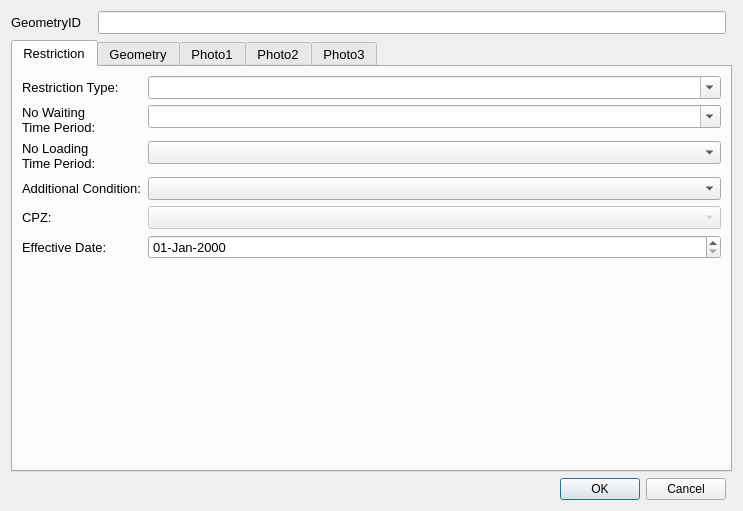
tlh22/TOMs, file ui/restrictionLineDetails_dialog_base2_qt5.ui: the form before one commit.
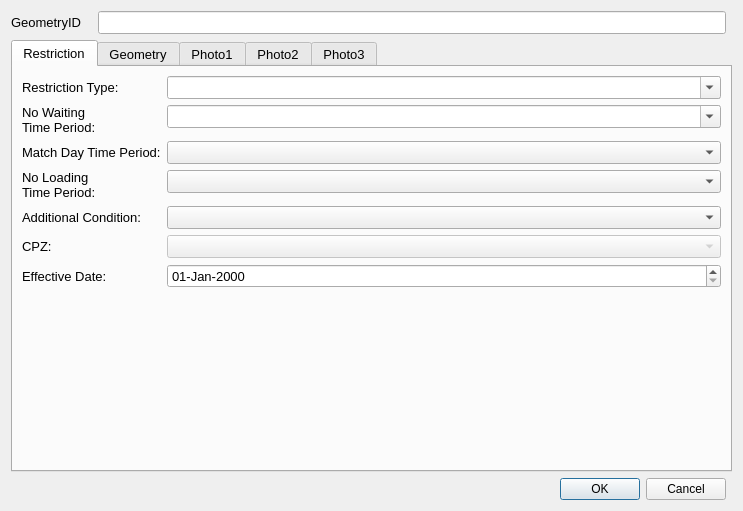
The form after the commit. Custom widgets are drawn as their Qt base class.

Commit message:
Accepting Match Day
Need to add label details ...

Patch:
```diff
--- a/ui/restrictionLineDetails_dialog_base2_qt5.ui
+++ b/ui/restrictionLineDetails_dialog_base2_qt5.ui
@@ -172,7 +172,7 @@
          </property>
         </widget>
        </item>
-       <item row="2" column="0">
+       <item row="4" column="0">
         <widget class="QLabel" name="lbl_WaitingTimePeriod_2">
          <property name="minimumSize">
           <size>
@@ -193,47 +193,60 @@
          </property>
         </widget>
        </item>
-       <item row="2" column="1">
+       <item row="4" column="1">
         <widget class="QComboBox" name="NoLoadingTimeID"/>
        </item>
-       <item row="4" column="0">
+       <item row="6" column="0">
         <widget class="QLabel" name="lbl_CPZ">
          <property name="text">
           <string>CPZ:</string>
          </property>
         </widget>
        </item>
-       <item row="4" column="1">
+       <item row="6" column="1">
         <widget class="QComboBox" name="CPZ">
          <property name="enabled">
           <bool>false</bool>
          </property>
         </widget>
        </item>
-       <item row="6" column="1">
+       <item row="8" column="1">
         <widget class="QgsDateTimeEdit" name="OpenDate">
          <property name="displayFormat">
           <string>dd-MMM-yyyy</string>
          </property>
         </widget>
        </item>
-       <item row="3" column="1">
+       <item row="5" column="1">
         <widget class="QComboBox" name="AdditionalConditionID"/>
        </item>
-       <item row="3" column="0">
+       <item row="5" column="0">
         <widget class="QLabel" name="label_2">
          <property name="text">
           <string>Additional Condition:</string>
          </property>
         </widget>
        </item>
-       <item row="6" column="0">
+       <item row="8" column="0">
         <widget class="QLabel" name="lbl_OpenDate">
          <property name="text">
           <string>Effective Date:</string>
          </property>
         </widget>
        </item>
+       <item row="2" column="0">
+        <widget class="QLabel" name="label_3">
+         <property name="text">
+          <string>Match Day Time Period:</string>
+         </property>
+         <property name="wordWrap">
+          <bool>true</bool>
+         </property>
+        </widget>
+       </item>
+       <item row="2" column="1">
+        <widget class="QComboBox" name="MatchDayTimePeriodID"/>
+       </item>
       </layout>
      </widget>
      <widget class="QWidget" name="tab">
```
The commit also changes 13 other files.
